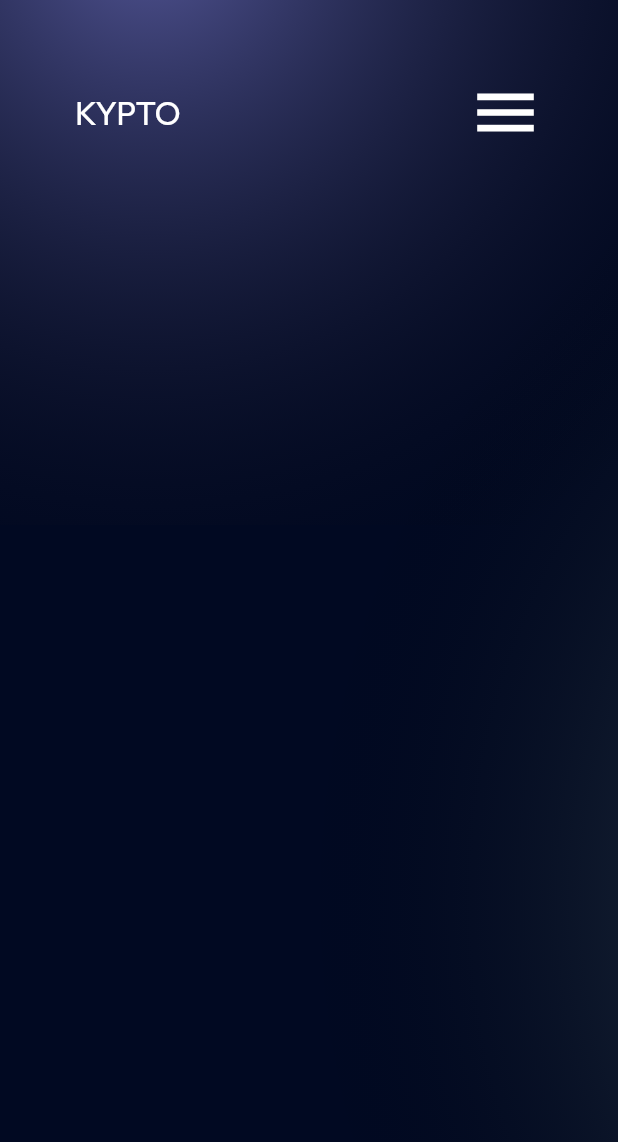
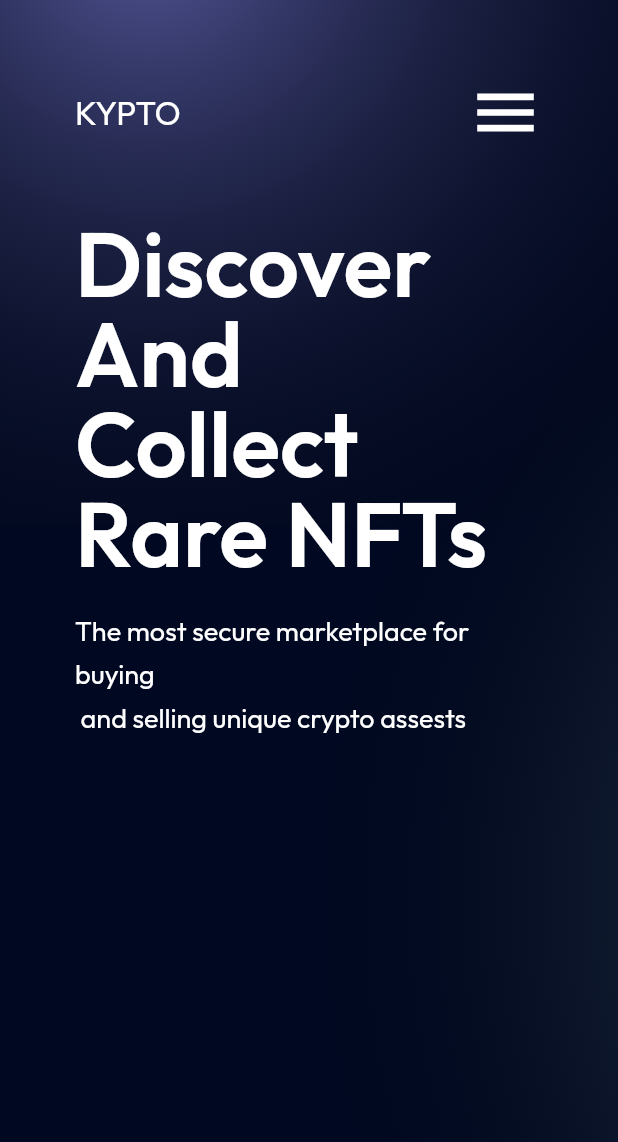
Before and after one commit to doola-dev/buy_nft, a Flutter app: the screen it shows after launch, on a phone screen of 412 x 824 dp. Shown: the top 1142 px of the screen. Run offline on Flutter 3.47's test engine with Material 2 defaults, Android fonts, the phone set to English and light mode, and no system bars; our stand-ins replace flutter_hooks, google_fonts, nb_utils; missing offline and left inert: adaptive_scrollbar.

Commit message:
feat: :art: improve Responsivness

```diff
--- /dev/null
+++ b/lib/constants/screen_dimensions.dart
@@ -0,0 +1,4 @@
+
+
+const  kMaxMobileWidth = 700 ;
+const  kmaxDesktopWidth = 1200;
--- a/lib/responsive/responsive_layout.dart
+++ b/lib/responsive/responsive_layout.dart
@@ -1,3 +1,4 @@
+import 'package:buy_nft/constants/screen_dimensions.dart';
 import 'package:flutter/material.dart';
 
 class ResponsiveLayout extends StatelessWidget {
@@ -14,13 +15,12 @@ class ResponsiveLayout extends StatelessWidget {
   @override
   Widget build(BuildContext context) {
     return LayoutBuilder(builder: (context, constraints) {
-      if (constraints.maxWidth < 700) {
+      if (constraints.maxWidth < kMaxMobileWidth) {
         return mobileScreen;
-      } else if (constraints.maxWidth < 1200 ) {
+      } else if (constraints.maxWidth < kmaxDesktopWidth) {
         return tabletScreen;
-      } else{
+      } else {
         return desktopScreen;
-
       }
     });
   }
--- a/lib/responsive/screens/mobile_screen.dart
+++ b/lib/responsive/screens/mobile_screen.dart
@@ -77,8 +77,8 @@ class MobileScreen extends HookWidget {
 
                           // navigationBar
                         ]),
-                    //     50.height,
-                    // const Hometitle()
+                    50.height,
+                    const Hometitle()
                   ],
                 ).paddingSymmetric(horizontal: 50)
               ],
--- a/lib/widgets/home_title.dart
+++ b/lib/widgets/home_title.dart
@@ -1,3 +1,4 @@
+import 'package:buy_nft/constants/screen_dimensions.dart';
 import 'package:flutter/material.dart';
 import 'package:google_fonts/google_fonts.dart';
 import 'package:nb_utils/nb_utils.dart';
@@ -7,15 +8,18 @@ class Hometitle extends StatelessWidget {
 
   @override
   Widget build(BuildContext context) {
+    return LayoutBuilder(builder: (context, constraint) {
       return Column(
         crossAxisAlignment: CrossAxisAlignment.start,
         children: [
-        Text('Discover\nAnd Collect\nRare NFTs',
+          Text(
+            'Discover\nAnd Collect\nRare NFTs',
             style: GoogleFonts.outfit(
                 fontWeight: FontWeight.w600,
                 color: Colors.white,
                 height: 1,
-                fontSize: 80)),
+                fontSize:  constraint.maxWidth < kMaxMobileWidth ? 60  : 80),
+          ),
           14.height,
           Text(
               'The most secure marketplace for buying\n and selling unique crypto assests',
@@ -26,5 +30,6 @@ class Hometitle extends StatelessWidget {
                   fontSize: 18)),
         ],
       );
+    });
   }
 }
```
Also changed, not shown: lib/widgets/constants.dart (line endings or trailing spaces). Lines whose indentation alone changed are shown as unchanged.
